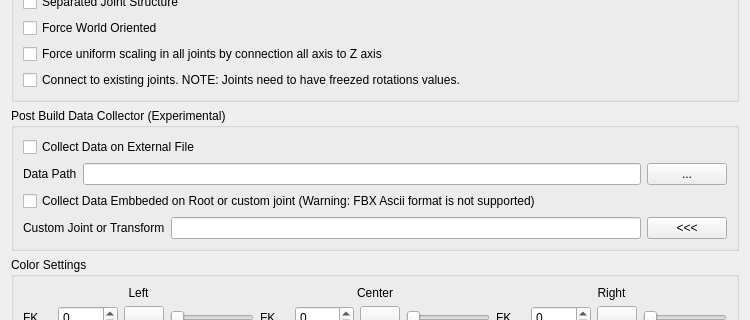
jandriambolisoa/mGear-rez, file mGear/scripts/mgear/shifter/guide_ui.ui: the form before one commit; both pictures show x 0 to 750 and y 456 to 776 of the 750 by 1104 pixel window.
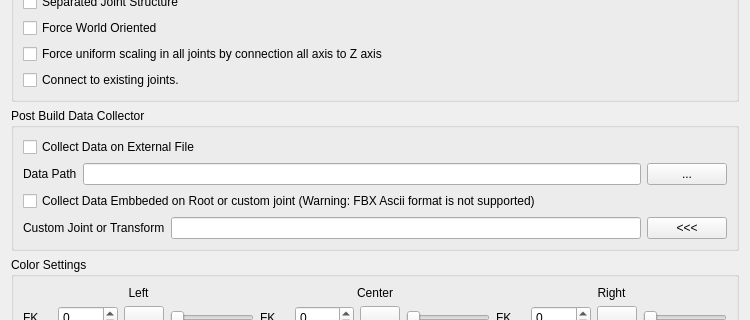
The form after the commit.

What changed in the file:
```diff
--- a/mGear/scripts/mgear/shifter/guide_ui.ui
+++ b/mGear/scripts/mgear/shifter/guide_ui.ui
@@ -45,7 +45,7 @@
          <string>&lt;html&gt;&lt;head/&gt;&lt;body&gt;&lt;p&gt;When this option is active, mGear Shifter will try to connect to existing joints in the scene&lt;/p&gt;&lt;p&gt;&lt;span style=&quot; font-weight:600;&quot;&gt;WARNING&lt;/span&gt;: The joints need to have the rotation values freeze to 0, 0, 0. &lt;/p&gt;&lt;p&gt;Use Maya's Modify &amp;gt;&amp;gt; Freeze Transformation command to Freeze rotation. Open the command options and ensure only Rotation is freeze, before execute the command&lt;/p&gt;&lt;p&gt;Freeze joint rotations steps:&lt;/p&gt;&lt;p&gt;1. Select all joints to freeze&lt;/p&gt;&lt;p&gt;2. Open Maya's Modify &amp;gt;&amp;gt; Freeze Transformation options and ensure only rotation is checked&lt;/p&gt;&lt;p&gt;3. Apply Modify &amp;gt;&amp;gt; Freeze Transformation&lt;/p&gt;&lt;p&gt;&lt;br/&gt;&lt;/p&gt;&lt;/body&gt;&lt;/html&gt;</string>
         </property>
         <property name="text">
-         <string>Connect to existing joints. NOTE: Joints need to have freezed rotations values.</string>
+         <string>Connect to existing joints.</string>
         </property>
        </widget>
       </item>
@@ -777,7 +777,7 @@
    <item row="5" column="0">
     <widget class="QGroupBox" name="groupBox_8">
      <property name="title">
-      <string>Post Build Data Collector (Experimental)</string>
+      <string>Post Build Data Collector</string>
      </property>
      <layout class="QGridLayout" name="gridLayout_12">
       <item row="0" column="0">
```
